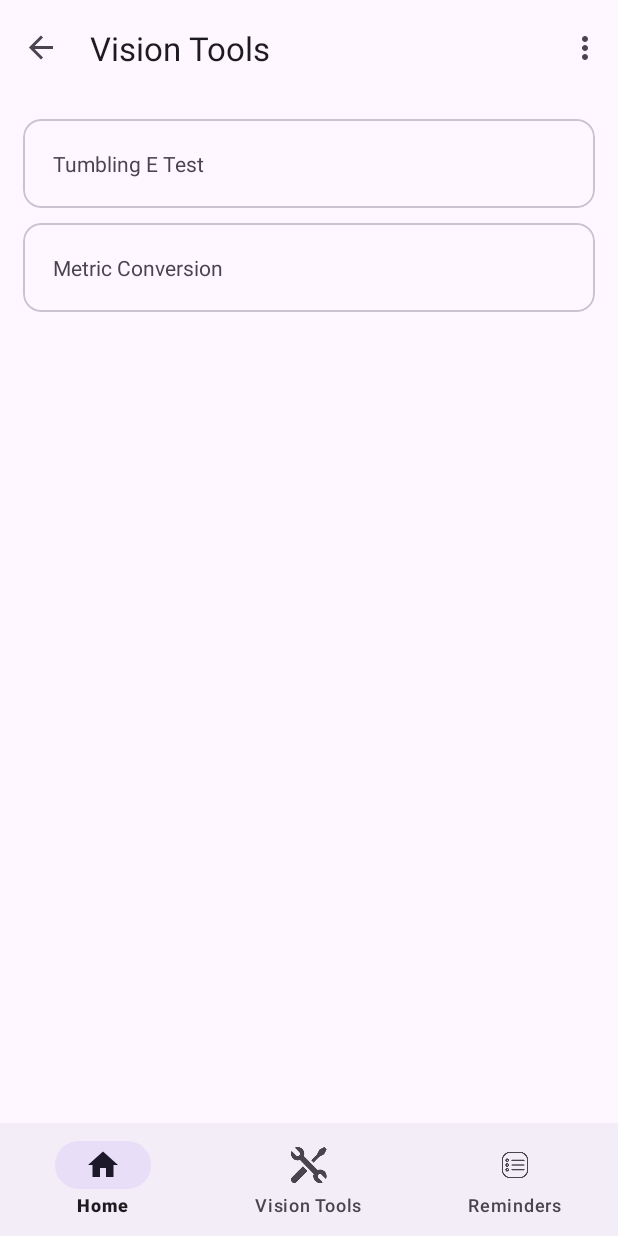
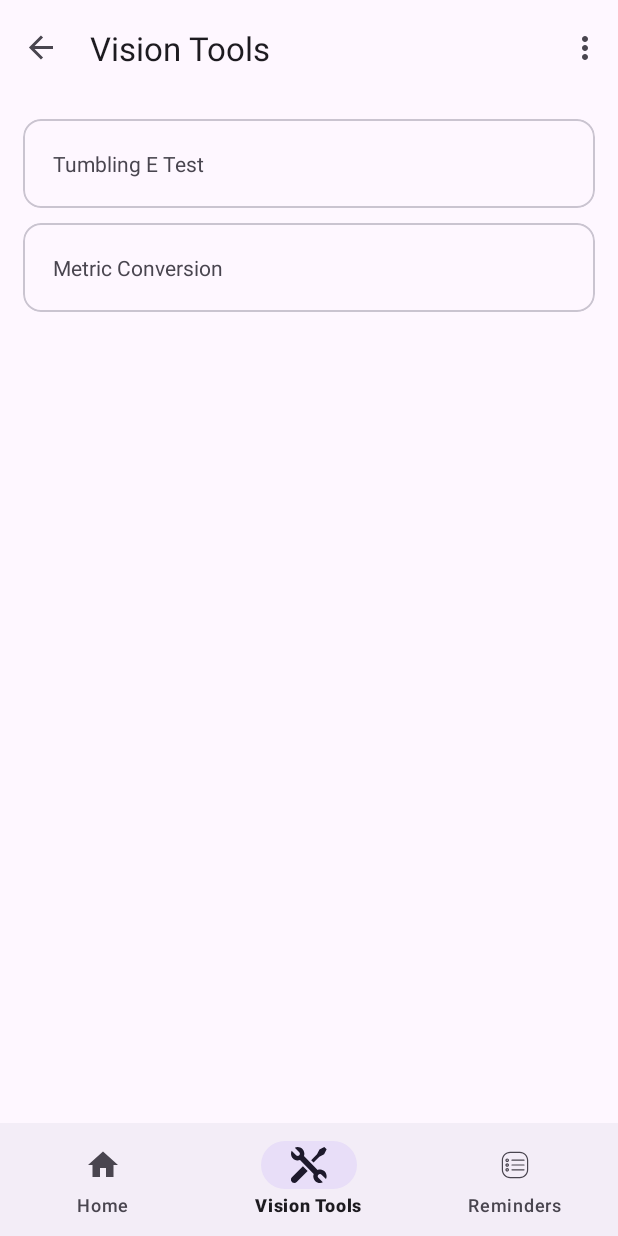
Before and after one commit to 210029073/cs3ip_lh3_myeyehealth, an Android app: the screen it shows after launch (MainActivity), item 2 of the bottom bar chosen, on a phone screen of 412 x 824 dp. Run offline under Robolectric (Android 15) with nearby library versions, the phone set to English and light mode, and no system bars; our stand-ins replace navigation-ui.

Commit message:
Added bottom nav view to main activity

```diff
--- a/app/src/main/java/uk/ac/aston/ip/myeyehealth/HomeFragment.java
+++ b/app/src/main/java/uk/ac/aston/ip/myeyehealth/HomeFragment.java
@@ -80,27 +80,27 @@ public class HomeFragment extends Fragment {
     @Override
     public void onViewCreated(@NonNull View view, @Nullable Bundle savedInstanceState) {
         super.onViewCreated(view, savedInstanceState);
-        binding.bottomNavigationView.setOnItemSelectedListener(item -> {
-            //this is an example of retrieving a global argument from navigation graph
-            //and outputting to logcat.
-//            Log.println(Log.INFO, "Name var", (String) requireArguments().get("name"));
-            //this can be used in order to update global arguements in navigation graph
-//            requireArguments().putString("name", "Home");
-            item.setChecked(false);
-            if(item.getItemId() == R.id.visionToolsFragment) {
-                Log.println(Log.INFO, "Item checked", "item: " + item.getTitle() + " checked: " + item.isChecked());
-
-                item.setChecked(true);
-                NavHostFragment.findNavController(HomeFragment.this)
-                        .navigate(R.id.action_homeFragment_to_visionToolsFragment);
-                    return true;
-            }
-            if(item.getItemId() == R.id.homeFragment) {
-                Toast.makeText(this.getContext(), "You are currently at home.", Toast.LENGTH_SHORT).show();
-                return false;
-            }
-            return false;
-        });
+//        binding.bottomNavigationView.setOnItemSelectedListener(item -> {
+//            //this is an example of retrieving a global argument from navigation graph
+//            //and outputting to logcat.
+////            Log.println(Log.INFO, "Name var", (String) requireArguments().get("name"));
+//            //this can be used in order to update global arguements in navigation graph
+////            requireArguments().putString("name", "Home");
+//            item.setChecked(false);
+//            if(item.getItemId() == R.id.visionToolsFragment) {
+//                Log.println(Log.INFO, "Item checked", "item: " + item.getTitle() + " checked: " + item.isChecked());
+//
+//                item.setChecked(true);
+//                NavHostFragment.findNavController(HomeFragment.this)
+//                        .navigate(R.id.action_homeFragment_to_visionToolsFragment);
+//                    return true;
+//            }
+//            if(item.getItemId() == R.id.homeFragment) {
+//                Toast.makeText(this.getContext(), "You are currently at home.", Toast.LENGTH_SHORT).show();
+//                return false;
+//            }
+//            return false;
+//        });
 
         binding.cardVisionTools.setOnClickListener(card -> {
             NavHostFragment.findNavController(HomeFragment.this)
--- a/app/src/main/java/uk/ac/aston/ip/myeyehealth/MainActivity.java
+++ b/app/src/main/java/uk/ac/aston/ip/myeyehealth/MainActivity.java
@@ -6,6 +6,7 @@ import android.content.Intent;
 import android.os.Build;
 import android.os.Bundle;
 
+import com.google.android.material.bottomnavigation.BottomNavigationView;
 import com.google.android.material.navigation.NavigationView;
 import com.google.android.material.snackbar.Snackbar;
 
@@ -31,6 +32,7 @@ import uk.ac.aston.ip.myeyehealth.databinding.ActivityMainBinding;
 import android.view.Menu;
 import android.view.MenuItem;
 import android.widget.Button;
+import android.widget.Toast;
 
 public class MainActivity extends AppCompatActivity {
 
@@ -80,11 +82,31 @@ public class MainActivity extends AppCompatActivity {
                 .build();
         NavigationUI.setupActionBarWithNavController(this, navController, appBarConfiguration);
 
+        BottomNavigationView bottomNavigationView = findViewById(R.id.bottomNavigationView);
+
+        bottomNavigationView.setOnItemSelectedListener(item -> {
+            item.setChecked(false);
+            Log.println(Log.INFO, "Item checked", "item: " + item.getTitle() + " checked: " + item.isChecked());
+            if(item.isChecked()) {
+                navController.navigate(item.getItemId());
+                return true;
+            }
+
+            return false;
+
+        });
+
         navigationView.setNavigationItemSelectedListener(item -> {
             item.setChecked(true);
             if(item.isChecked()) {
                 Log.i("Item checked: ", String.valueOf(item.getItemId()));
                 navController.navigate(item.getItemId());
+                if(item.getItemId() ==  R.id.homeFragment || item.getItemId() ==  R.id.visionToolsFragment || item.getItemId() ==  R.id.remindersFragment) {
+                    bottomNavigationView.setSelectedItemId(item.getItemId());
+                }
+                else {
+
+                }
                 binding.navDrawerLayout.close();
                 return true;
             }
@@ -92,6 +114,7 @@ public class MainActivity extends AppCompatActivity {
                 return false;
             }
         });
+
 
         binding.fab.setOnClickListener(new View.OnClickListener() {
             @Override
--- a/app/src/main/res/layout/activity_main.xml
+++ b/app/src/main/res/layout/activity_main.xml
@@ -29,6 +29,7 @@
 
     <include layout="@layout/content_main" />
 
+
     <com.google.android.material.floatingactionbutton.FloatingActionButton
         android:id="@+id/fab"
         android:layout_width="wrap_content"
--- a/app/src/main/res/layout/content_main.xml
+++ b/app/src/main/res/layout/content_main.xml
@@ -1,4 +1,5 @@
 <?xml version="1.0" encoding="utf-8"?>
+
 <androidx.constraintlayout.widget.ConstraintLayout xmlns:android="http://schemas.android.com/apk/res/android"
     xmlns:app="http://schemas.android.com/apk/res-auto"
     android:layout_width="match_parent"
@@ -11,9 +12,21 @@
         android:layout_width="0dp"
         android:layout_height="0dp"
         app:defaultNavHost="true"
-        app:layout_constraintBottom_toBottomOf="parent"
+        app:layout_constraintBottom_toTopOf="@id/bottomNavigationView"
         app:layout_constraintEnd_toEndOf="parent"
         app:layout_constraintStart_toStartOf="parent"
         app:layout_constraintTop_toTopOf="parent"
         app:navGraph="@navigation/nav_graph" />
+
+    <com.google.android.material.bottomnavigation.BottomNavigationView
+        android:id="@+id/bottomNavigationView"
+        android:layout_width="match_parent"
+        android:layout_height="75dp"
+        app:layout_constraintBottom_toBottomOf="parent"
+        app:layout_constraintEnd_toEndOf="parent"
+        app:layout_constraintHorizontal_bias="0.5"
+        app:layout_constraintStart_toStartOf="parent"
+        android:fitsSystemWindows="true"
+        app:menu="@menu/bottom_nav_menu" />
+
 </androidx.constraintlayout.widget.ConstraintLayout>
--- a/app/src/main/res/layout/fragment_vision_tools.xml
+++ b/app/src/main/res/layout/fragment_vision_tools.xml
@@ -52,15 +52,4 @@
         </com.google.android.material.card.MaterialCardView>
     </LinearLayout>
 
-
-    <com.google.android.material.bottomnavigation.BottomNavigationView
-        android:id="@+id/bottomNavigationView"
-        android:layout_width="match_parent"
-        android:layout_height="75dp"
-        app:layout_constraintBottom_toBottomOf="parent"
-        app:layout_constraintEnd_toEndOf="parent"
-        app:layout_constraintHorizontal_bias="0.5"
-        app:layout_constraintStart_toStartOf="parent"
-        app:menu="@menu/bottom_nav_menu" />
-
 </androidx.constraintlayout.widget.ConstraintLayout>
--- a/app/src/main/res/menu/bottom_nav_menu.xml
+++ b/app/src/main/res/menu/bottom_nav_menu.xml
@@ -9,7 +9,7 @@
         android:title="Vision Tools"
         android:icon="@drawable/tools"/>
     <item
-        android:id="@+id/settings"
+        android:id="@+id/remindersFragment"
         android:title="Reminders"
         android:icon="@drawable/reminder_60"/>
 </menu>
```
Also changed, not shown: app/src/main/java/uk/ac/aston/ip/myeyehealth/VisionToolsFragment.java (+1 -15 lines), app/src/main/res/layout/fragment_home.xml (+4 -13 lines).
